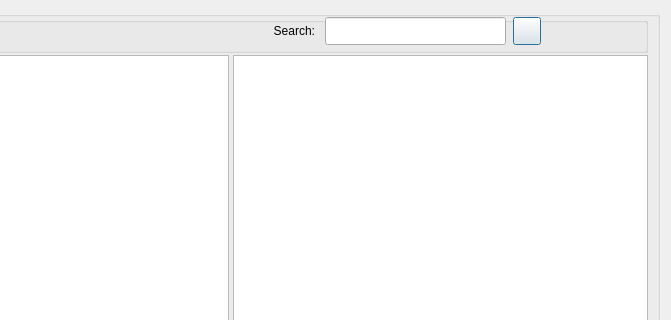
The window that src/GUI_UIs/ui_dialog_report_file_summary.ui (ccbogel/QualCoder) describes before a commit, drawn with Qt 5; both pictures show x 209 to 880 and y 0 to 320 of the 880 by 670 pixel window.
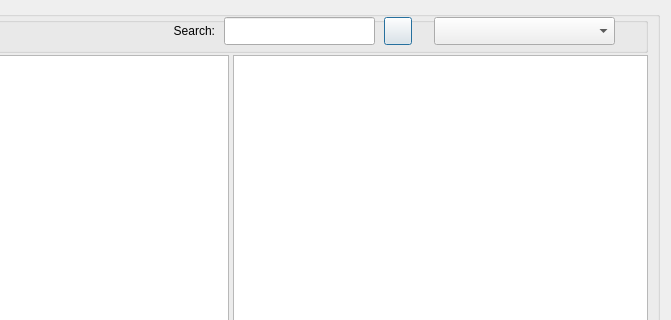
The same window after the commit.

Commit message: added stopwords combobox

Diff of the .ui file:
```diff
--- a/src/GUI_UIs/ui_dialog_report_file_summary.ui
+++ b/src/GUI_UIs/ui_dialog_report_file_summary.ui
@@ -58,9 +58,9 @@
         <widget class="QLabel" name="label_search_results">
          <property name="geometry">
           <rect>
-           <x>340</x>
+           <x>290</x>
            <y>0</y>
-           <width>161</width>
+           <width>111</width>
            <height>28</height>
           </rect>
          </property>
@@ -77,9 +77,9 @@
         <widget class="QLineEdit" name="lineEdit_search_results">
          <property name="geometry">
           <rect>
-           <x>511</x>
+           <x>410</x>
            <y>0</y>
-           <width>181</width>
+           <width>151</width>
            <height>28</height>
           </rect>
          </property>
@@ -90,7 +90,7 @@
         <widget class="QPushButton" name="pushButton_search_next">
          <property name="geometry">
           <rect>
-           <x>699</x>
+           <x>570</x>
            <y>0</y>
            <width>28</width>
            <height>28</height>
@@ -128,6 +128,19 @@
           <string>File summary report</string>
          </property>
         </widget>
+        <widget class="QComboBox" name="comboBox_stopwords">
+         <property name="geometry">
+          <rect>
+           <x>620</x>
+           <y>0</y>
+           <width>181</width>
+           <height>28</height>
+          </rect>
+         </property>
+         <property name="toolTip">
+          <string>Select stopwords list by language</string>
+         </property>
+        </widget>
        </widget>
       </item>
      </layout>
```
